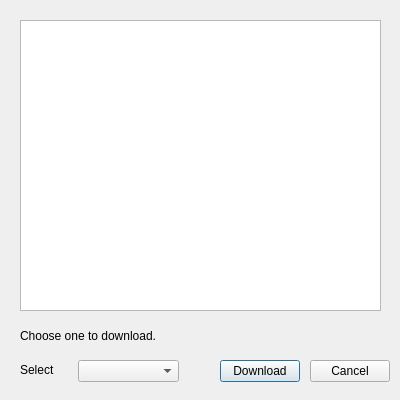
The window that app/ui/files_list_dialog.ui (ingbyr/vdm) describes before a commit, drawn with Qt 5.
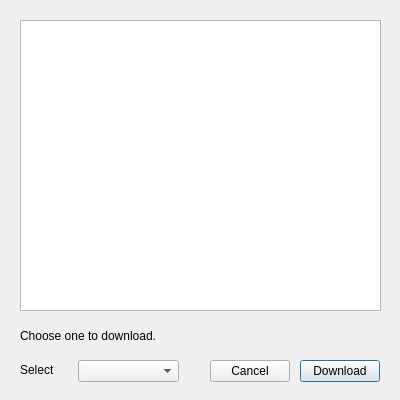
The same window after the commit. Icons and pictures are not drawn.

Diff of the .ui file:
```diff
--- a/app/ui/files_list_dialog.ui
+++ b/app/ui/files_list_dialog.ui
@@ -59,7 +59,7 @@
   <widget class="QPushButton" name="push_button_confirm">
    <property name="geometry">
     <rect>
-     <x>220</x>
+     <x>300</x>
      <y>360</y>
      <width>80</width>
      <height>22</height>
@@ -72,7 +72,7 @@
   <widget class="QPushButton" name="push_button_cancel">
    <property name="geometry">
     <rect>
-     <x>310</x>
+     <x>210</x>
      <y>360</y>
      <width>80</width>
      <height>22</height>
```
